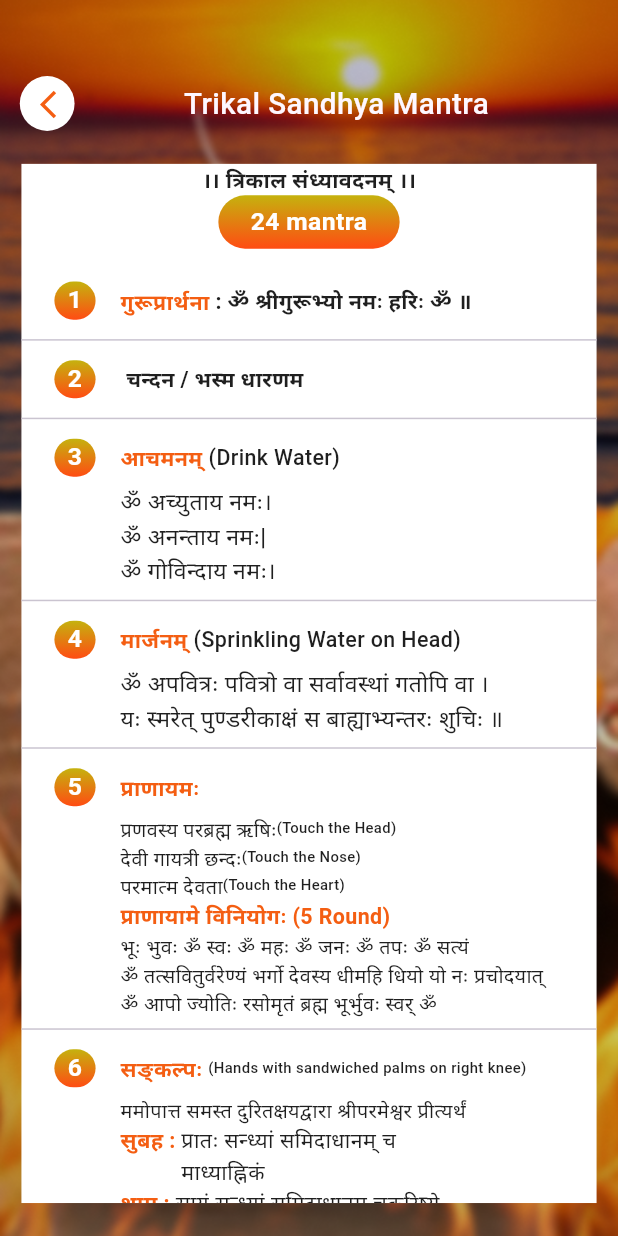
After one commit to avadhworkzone/agnihotra, a Flutter app: the TrikalSandhyaMantra screen opened directly, on a phone screen of 412 x 824 dp. The commit adds this screen. Run offline on Flutter 3.47's test engine with Material 3 defaults, Android fonts, the phone set to English and light mode, and no system bars; our stand-ins replace flutter_screenutil, flutter_svg, fluttertoast, geocoding, geolocator, get and 3 more; accounts and stored records are empty; Roboto replaces fonts that are missing (Poppins-Regular).

Commit message:
trikal sandhy screen design

```diff
--- a/lib/utils/string_utils.dart
+++ b/lib/utils/string_utils.dart
@@ -66,6 +66,10 @@ class StringUtils {
   static const sunriseSunsetMantraTxt= '(sunrise & sunset mantra)';
   static const tilakSandhyaMantraTxt= 'Trikal sandhya mantra';
 
-
+  /// trikal sandhya mantra
+  static const trikalMantraTxt= 'Trikal Sandhya Mantra';
+  static const mantra24= '24 mantra';
+  static const trikalSandhya= '।। त्रिकाल संध्यावदनम् ।।';
+  static const guruPrathna = 'गुरूप्रार्थना';
 
 }
--- a/lib/view/mantra_menu_screen/mantra_menu_screen.dart
+++ b/lib/view/mantra_menu_screen/mantra_menu_screen.dart
@@ -5,8 +5,10 @@ import 'package:sunrise_app/common_Widget/common_text.dart';
 import 'package:sunrise_app/utils/color_utils.dart';
 import 'package:sunrise_app/utils/image_utils.dart';
 import 'package:sunrise_app/utils/string_utils.dart';
-import 'package:sunrise_app/view/mantra_screen/mantra_screen.dart';
+import 'package:sunrise_app/view/mantra_menu_screen/mantra_screen.dart';
 import 'package:sunrise_app/view/sunrise_sunset_screen/sunrise_sunset_screen.dart';
+
+import 'trikal_sandhya_mantra_screen.dart';
 
 class MantraMenuScreen extends StatefulWidget {
   const MantraMenuScreen({Key? key}) : super(key: key);
@@ -86,7 +88,7 @@ class _MantraMenuScreenState extends State<MantraMenuScreen> {
                    trailing: Container(
                      height: 40.h,
                      width: 40.w,
-                     decoration: BoxDecoration(
+                     decoration: const BoxDecoration(
                        shape: BoxShape.circle,
                        gradient: LinearGradient(
                          colors: [
@@ -99,9 +101,9 @@ class _MantraMenuScreenState extends State<MantraMenuScreen> {
                      ),
                      child: IconButton(
                          onPressed: () {
-                           Get.off(MantraScreen());
+                           Get.off(const MantraScreen());
                          },
-                         icon:Icon(
+                         icon:const Icon(
                            AssetUtils.forwardArrowIcon,
                            color: ColorUtils.white,
                          )
@@ -140,7 +142,7 @@ class _MantraMenuScreenState extends State<MantraMenuScreen> {
                     trailing: Container(
                       height: 40.h,
                       width: 40.w,
-                      decoration: BoxDecoration(
+                      decoration: const BoxDecoration(
                         shape: BoxShape.circle,
                         gradient: LinearGradient(
                           colors: [
@@ -153,9 +155,10 @@ class _MantraMenuScreenState extends State<MantraMenuScreen> {
                       ),
                       child: IconButton(
                           onPressed: () {
-                            Get.off(MantraScreen());
+                            Get.to(()=>const TrikalSandhyaMantra());
+                            // Get.off(MantraScreen());
                           },
-                          icon:Icon(
+                          icon:const Icon(
                             AssetUtils.forwardArrowIcon,
                             color: ColorUtils.white,
                           )
--- a/lib/view/mantra_screen/mantra_screen.dart
+++ b/lib/view/mantra_menu_screen/mantra_screen.dart
@@ -34,29 +34,31 @@ class _MantraScreenState extends State<MantraScreen> {
           Padding(
             padding:EdgeInsets.only(top: 50.h),
             child: Row(
+              mainAxisAlignment: MainAxisAlignment.spaceBetween,
               children: [
                 Padding(
                   padding:EdgeInsets.only(left: 12.w),
                   child: CircleAvatar(
                     backgroundColor: ColorUtils.white,
-                    radius: 23.r,
+                    radius: 18.r,
                     child: IconButton(
                       onPressed: () {
                         Get.off(SunriseSunetScreen());
                       },
-                      icon: const Icon(
+                      icon:  Icon(
+                        size: 20.w,
                         AssetUtils.backArrowIcon,
                         color: ColorUtils.orange,
                       ),
                     ),
                   ),
                 ),
-                SizedBox(width: 70.w,),
                 CustomText(
                   StringUtils.agnihotraMantraTxt,
                   fontWeight: FontWeight.w500,
                   fontSize: 18.sp,
                 ),
+                SizedBox(width: 12.w)
               ],
             ),
           ),
--- /dev/null
+++ b/lib/view/mantra_menu_screen/trikal_sandhya_mantra_screen.dart
@@ -0,0 +1,290 @@
+import 'package:flutter/material.dart';
+import 'package:flutter_screenutil/flutter_screenutil.dart';
+import 'package:get/get.dart';
+import 'package:sunrise_app/common_Widget/common_button.dart';
+import 'package:sunrise_app/common_Widget/common_text.dart';
+import 'package:sunrise_app/utils/color_utils.dart';
+import 'package:sunrise_app/utils/image_utils.dart';
+import 'package:sunrise_app/utils/string_utils.dart';
+import 'package:sunrise_app/view/sunrise_sunset_screen/sunrise_sunset_screen.dart';
+
+class TrikalSandhyaMantra extends StatefulWidget {
+  const TrikalSandhyaMantra({super.key});
+
+  @override
+  State<TrikalSandhyaMantra> createState() => _TrikalSandhyaMantraState();
+}
+
+class _TrikalSandhyaMantraState extends State<TrikalSandhyaMantra> {
+  @override
+  Widget build(BuildContext context) {
+    return  Scaffold(
+      body: Stack(
+        children: [
+          Container(
+            decoration: BoxDecoration(
+              image:DecorationImage(
+                image:AssetImage(
+                  AssetUtils.backgroundImages,
+                ),
+                fit: BoxFit.cover,
+              ),
+            ),
+          ),
+         Column(
+           children: [
+             Padding(
+               padding:EdgeInsets.only(top: 50.h),
+               child: Row(
+                 mainAxisAlignment: MainAxisAlignment.spaceBetween,
+                 children: [
+                   Padding(
+                     padding:EdgeInsets.only(left: 12.w),
+                     child: CircleAvatar(
+                       backgroundColor: ColorUtils.white,
+                       radius: 18.r,
+                       child: IconButton(
+                         onPressed: () {
+                           Get.off(SunriseSunetScreen());
+                         },
+                         icon:  Icon(size: 20.w,
+                           AssetUtils.backArrowIcon,
+                           color: ColorUtils.orange,
+                         ),
+                       ),
+                     ),
+                   ),
+                   CustomText(
+                     StringUtils.trikalMantraTxt,
+                     fontWeight: FontWeight.w500,
+                     fontSize: 18.sp,
+                   ),
+                   SizedBox(width: 12.w)
+                 ],
+               ),
+             ),
+             Expanded(
+               child: Container(
+                 color: Colors.white,
+                 width: Get.width,
+                 margin: EdgeInsets.symmetric(horizontal: 13.w,vertical: 20.w),
+                 // padding: EdgeInsets.symmetric(vertical: 20.w,horizontal: 20.w),
+                 child:  SingleChildScrollView(
+                   child: Column(
+                     children: [
+                       CustomText(StringUtils.trikalSandhya,color: ColorUtils.black,fontWeight: FontWeight.w600,fontSize: 13.sp),
+                       CustomBtn(
+                         height: 35.h,
+                         width: 110.w,
+                         radius: 30,
+                         gradient: const LinearGradient(
+                           colors: [
+                             ColorUtils.gridentColor1,
+                             ColorUtils.gridentColor2,
+                           ],
+                           begin: AlignmentDirectional.topEnd,
+                           end: AlignmentDirectional.bottomEnd,
+                         ),
+                         onTap: () {},
+                         title:StringUtils.mantra24,
+                         fontSize: 15.sp,
+                       ),
+                       SizedBox(height: 15.w),
+                       commonRowWidget(number: '1',firstTitle: 'गुरूप्रार्थना',secondTitle: ' : ॐ श्रीगुरूभ्यो नमः हरिः ॐ ॥'),
+                       const Divider(),
+                       // SizedBox(height: 15.w),
+                       commonRowWidget(number: '2',secondTitle: ' चन्दन / भस्म धारणम'),
+                       const Divider(),
+                       commonRowWidget(number: '3',firstTitle: 'आचमनम् ',secondTitle: '(Drink Water)',fontWeight: FontWeight.w500),
+                       Row(
+                        children: [
+                          SizedBox(width: 60.w),
+                        const Align(
+                            alignment: Alignment.centerLeft,
+                            child: CustomText('ॐ अच्युताय नमः।\nॐ अनन्ताय नमः|\nॐ गोविन्दाय नमः।',color: ColorUtils.black,fontWeight: FontWeight.w500))
+                        ],
+                      ),
+                       const Divider(),
+                       commonRowWidget(number: '4',firstTitle: 'मार्जनम् ',secondTitle: '(Sprinkling Water on Head)',fontWeight: FontWeight.w500),
+                       Row(
+                         children: [
+                           SizedBox(width: 60.w),
+                           const Align(
+                               alignment: Alignment.centerLeft,
+                               child: CustomText('ॐ अपवित्रः पवित्रो वा सर्वावस्थां गतोपि वा ।\nयः स्मरेत् पुण्डरीकाक्षं स बाह्याभ्यन्तरः शुचिः ॥',color: ColorUtils.black,fontWeight: FontWeight.w500))
+                         ],
+                       ),
+                       const Divider(),
+                       commonRowWidget(number: '5',firstTitle: 'प्राणायमः '),
+                       Row(
+                         children: [
+                           SizedBox(width: 60.w),
+                            Column(
+                              crossAxisAlignment: CrossAxisAlignment.start,
+                              children: [
+
+                                Row(
+                                  children: [
+                                  CustomText('प्रणवस्य परब्रह्म ऋषिः',color: ColorUtils.black,fontWeight: FontWeight.w500,fontSize: 12.sp),
+                                  CustomText('(Touch the Head)',color: ColorUtils.black,fontWeight: FontWeight.w500,fontSize: 9.sp),
+                                 ],
+                                ),
+                                Row(
+                                  children: [
+                                  CustomText('देवी गायत्री छन्दः',color: ColorUtils.black,fontWeight: FontWeight.w500,fontSize: 12.sp),
+                                  CustomText('(Touch the Nose)',color: ColorUtils.black,fontWeight: FontWeight.w500,fontSize: 9.sp),
+                                 ],
+                                ),
+                                Row(
+                                  children: [
+                                  CustomText('परमात्म देवता',color: ColorUtils.black,fontWeight: FontWeight.w500,fontSize: 12.sp),
+                                  CustomText('(Touch the Heart)',color: ColorUtils.black,fontWeight: FontWeight.w500,fontSize: 9.sp),
+                                 ],
+                                ),
+                                CustomText('प्राणायामे विनियोगः (5 Round)',color: ColorUtils.orange,fontWeight: FontWeight.w600,fontSize: 13.sp),
+                                 CustomText('भूः भुवः ॐ स्वः ॐ महः ॐ जनः ॐ तपः ॐ सत्यं\nॐ तत्सवितुर्वरेण्यं भर्गो देवस्य धीमहि धियो यो नः प्रचोदयात्\nॐ आपो ज्योतिः रसोमृतं ब्रह्म भूर्भुवः स्वर् ॐ',fontWeight: FontWeight.w500,fontSize: 12.sp,color: ColorUtils.black)
+                              ],
+                            )
+                         ],
+                       ),
+                       const Divider(),
+                       commonRowWidget(number: '6',firstTitle: 'सङ्कल्पः ',secondTitle: '(Hands with sandwiched palms on right knee)',fontWeight: FontWeight.w500,fontSize: 9.sp),
+                       Row(children: [
+                         SizedBox(width: 40.w),
+                          Column(
+                            crossAxisAlignment: CrossAxisAlignment.start,
+
+                           children: [
+                             commonRowWidget(secondTitle: 'ममोपात्त समस्त दुरितक्षयद्वारा श्रीपरमेश्वर प्रीत्यर्थं',fontSize: 12.sp,fontWeight: FontWeight.w500,verticalPadding:0),
+
+                             commonRowWidget(firstTitle: 'सुबह :\n''',secondTitle: ' प्रातः सन्ध्यां समिदाधानम् च\n माध्याह्निकं',fontWeight: FontWeight.w500,verticalPadding:0),
+                             commonRowWidget(firstTitle: 'शाम :',secondTitle: ' सायं सन्ध्यां समिदाधानम् चकरिष्ये',fontWeight: FontWeight.w500,verticalPadding:0)
+                           ],
+                          )
+                         ],
+                       ),
+                       const Divider(),
+                       commonRowWidget(number: '7',firstTitle: 'मार्जनम् ',secondTitle: ' (Hands with sandwiched palms on right knee)',fontWeight: FontWeight.w500,fontSize: 9.sp),
+                      Row(children: [
+                        SizedBox(width: 40.w),
+                       Column(
+                         crossAxisAlignment: CrossAxisAlignment.start,
+                         children: [
+                         commonRowWidget(secondTitle: 'ॐ आपोहिष्ठा मयोभुवः ता न ऊर्जे दधातन ।\nमहेरणाय चक्षसे ॥',fontSize: 12.sp,fontWeight: FontWeight.w500,verticalPadding:0),
+                         commonRowWidget(secondTitle: 'योवः शिवतमो रसः तस्यii भाजयतेह नः ।\nउशतीरिव मातर: ॥',fontSize: 12.sp,fontWeight: FontWeight.w500,verticalPadding:0),
+                         commonRowWidget(secondTitle: 'तस्मा अरङ्गमाम वः यस्य क्षयाय जिन्वथ ।\nआपो जनयथा च नः ॥',fontSize: 12.sp,fontWeight: FontWeight.w500,verticalPadding:0),],)
+                       ],
+                      ),
+                       const Divider(),
+                       commonRowWidget(number: '8',firstTitle: 'अपः प्राशनम् ',secondTitle: ' (Water in right hand)',fontWeight: FontWeight.w500,fontSize: 9.sp),
+                       Row(
+                        crossAxisAlignment: CrossAxisAlignment.start,
+                        children: [
+                          SizedBox(width: 60.w),
+                         Column(
+                          children: [
+                          CustomText('सुबह :   ',color: ColorUtils.orange,fontWeight: FontWeight.w500,fontSize: 12.sp,)
+                         ],
+                        ),
+                          Column(
+                           mainAxisAlignment: MainAxisAlignment.start,
+                           crossAxisAlignment: CrossAxisAlignment.start,
+                           children: [
+                             commonRowWidget(secondTitle: 'सूर्यश्च मा मन्युश्च मन्युपतयश्च मन्युकृतेभ्यः\nपापेभ्यों रक्षन्ताम् । यदात्र्या पापमकार्षम् ।।',verticalPadding: 0,fontWeight: FontWeight.w500,fontSize: 12.sp,horizontalPadding:0),
+                             commonRowWidget(secondTitle: 'मनसा वाचा हस्ताभ्याम् । पद्भयाम् उदरेण शिश्ना ।\nरात्रिस्तदवलुम्पतु । यत्किञ्च दुरितम् मयि ।',verticalPadding: 0,fontWeight: FontWeight.w500,fontSize: 12.sp,horizontalPadding:0),
+                             commonRowWidget(secondTitle: 'रात्रिस्तदवलुम्पतु । यत्किञ्च दुरितम् मयि ।\nइदमहं मासमृत योनौ । सूर्ये ज्योतिषि जुहोमि स्वाहा ||',verticalPadding: 0,fontWeight: FontWeight.w500,fontSize: 12.sp,horizontalPadding:0),
+                         ],
+                        )
+                       ],
+                      ),
+                       Row(
+                         crossAxisAlignment: CrossAxisAlignment.start,
+                         children: [
+                           SizedBox(width: 60.w),
+                           Column(
+                             children: [
+                               CustomText('दोपहर : ',color: ColorUtils.orange,fontWeight: FontWeight.w500,fontSize: 12.sp,)
+                             ],
+                           ),
+                           Column(
+                             mainAxisAlignment: MainAxisAlignment.start,
+                             crossAxisAlignment: CrossAxisAlignment.start,
+                             children: [
+                               commonRowWidget(secondTitle: 'आपः पुनन्तु पृथिवीं पृथिवी पूता पुनातुमाम् ।\nपुनन्तु ब्रह्मणस्पतिः ब्रह्म पूता पूनातु माम् ॥',verticalPadding: 0,fontWeight: FontWeight.w500,fontSize: 12.sp,horizontalPadding:0),
+                               commonRowWidget(secondTitle: 'यदुच्छिष्टम् अभोज्यं यद्वा दुश्चरितं मम ।\nसर्वं पुनन्तु माम् अपोसतां च प्रतिग्रहं स्वाहा ॥',verticalPadding: 0,fontWeight: FontWeight.w500,fontSize: 12.sp,horizontalPadding:0),
+                             ],
+                           )
+                         ],
+                       ),
+                       Row(
+                         crossAxisAlignment: CrossAxisAlignment.start,
+                         children: [
+                           SizedBox(width: 60.w),
+                           Column(
+                             children: [
+                               CustomText('शाम :   ',color: ColorUtils.orange,fontWeight: FontWeight.w500,fontSize: 12.sp,)
+                             ],
+                           ),
+                           Column(
+                             mainAxisAlignment: MainAxisAlignment.start,
+                             crossAxisAlignment: CrossAxisAlignment.start,
+                             children: [
+                               commonRowWidget(secondTitle: 'अग्निश्च मा मन्युश्च मन्युपतयश्च मन्युकृतेभ्यः\nपापेभ्यो रक्षन्ताम् । यदह्नया पापमकार्षम् ॥',verticalPadding: 0,fontWeight: FontWeight.w500,fontSize: 12.sp,horizontalPadding:0),
+                               commonRowWidget(secondTitle: 'मनसा वाचा हस्ताभ्याम् । पद्रयाम् उदरेण शिश्ना ।\nअहस्तदवलुम्पतु । यत्किञ्च दुरितम् मयि ।',verticalPadding: 0,fontWeight: FontWeight.w500,fontSize: 12.sp,horizontalPadding:0),
+                               commonRowWidget(secondTitle: 'इदमहं माममृत योनौ ।\nसत्ये ज्योतिषि जुहोमि स्वाहा ॥',verticalPadding: 0,fontWeight: FontWeight.w500,fontSize: 12.sp,horizontalPadding:0),
+                             ],
+                           )
+                         ],
+                       ),
+                       commonRowWidget(number: '9',firstTitle: 'पुनर्मार्जनम् ',secondTitle: ' (Sprinkling water on Head)',fontWeight: FontWeight.w500,fontSize: 9.sp),
+                       Row(children: [
+                         SizedBox(width: 40.w),
+                         commonRowWidget(secondTitle: 'दधिक्रावण्णो अकारिशम् । जिरणो रश्वस्य वाजिनः । \nसुरभिनो मुखाकरत् प्रन आयो शितारिशत ।',fontWeight: FontWeight.w500,fontSize: 12.sp),
+                       ],),
+                       const Divider(),
+                       commonRowWidget(number: '10',firstTitle: 'पुनर्मार्जनम् ',secondTitle: ' (Sprinkling water on Head)',fontWeight: FontWeight.w500,fontSize: 9.sp),
+                     ],
+                   ),
+                 ),
+               ),
+             )
+           ],
+          )
+        ],
+      ),
+    );
+  }
+
+  commonRowWidget({String? number,String? firstTitle,String? secondTitle,FontWeight? fontWeight,double? fontSize,double? verticalPadding,double? horizontalPadding}){
+   return Padding(
+     padding : EdgeInsets.symmetric(horizontal: horizontalPadding??20.w,vertical: verticalPadding??5.w),
+     child: Row(
+        crossAxisAlignment: CrossAxisAlignment.center,
+        children: [
+          number==null?const SizedBox(): CustomBtn(
+            height: 25.h,
+            width: 25.w,
+            radius: 30,
+            gradient: const LinearGradient(
+              colors: [
+                ColorUtils.gridentColor1,
+                ColorUtils.gridentColor2,
+              ],
+              begin: AlignmentDirectional.topEnd,
+              end: AlignmentDirectional.bottomEnd,
+            ),
+            onTap: () {},
+            title:number,
+            fontSize: 15.sp,
+          ),
+          number==null?const SizedBox(): SizedBox(width: 15.w),
+          firstTitle==null?Container(
+              color: Colors.red,
+              child: const SizedBox()): CustomText(firstTitle,color: ColorUtils.orange,fontWeight: FontWeight.w600,fontSize: 13.sp),
+          CustomText(secondTitle??'',color: ColorUtils.black,fontWeight: fontWeight??FontWeight.w600,
+            fontSize: fontSize??13.sp,maxLines: 2),
+        ],
+      ),
+   );
+  }
+}
--- a/lib/view/sunrise_sunset_screen/sunrise_sunset_screen.dart
+++ b/lib/view/sunrise_sunset_screen/sunrise_sunset_screen.dart
@@ -12,7 +12,7 @@ import 'package:sunrise_app/utils/string_utils.dart';
 import 'package:sunrise_app/view/enter_location_screen/enter_location_screen.dart';
 import 'package:sunrise_app/view/google_map_screen/google_map.dart';
 import 'package:sunrise_app/view/mantra_menu_screen/mantra_menu_screen.dart';
-import 'package:sunrise_app/view/mantra_screen/mantra_screen.dart';
+import 'package:sunrise_app/view/mantra_menu_screen/mantra_screen.dart';
 import 'package:sunrise_app/view/setting_screen/setting_screen.dart';
 import 'package:sunrise_app/viewModel/google_map_controller.dart';
 import 'package:sunrise_app/viewModel/sunrise_sunset_controller.dart';
```
Also changed, not shown: 1 other file.
